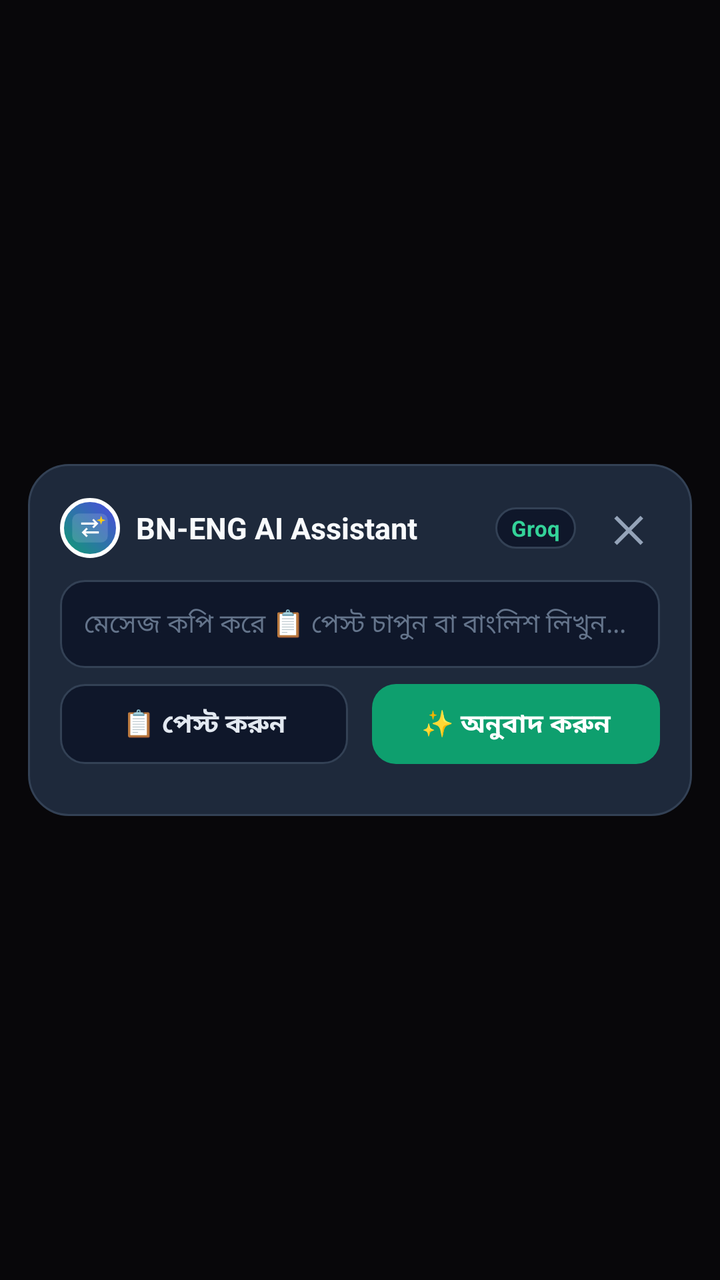
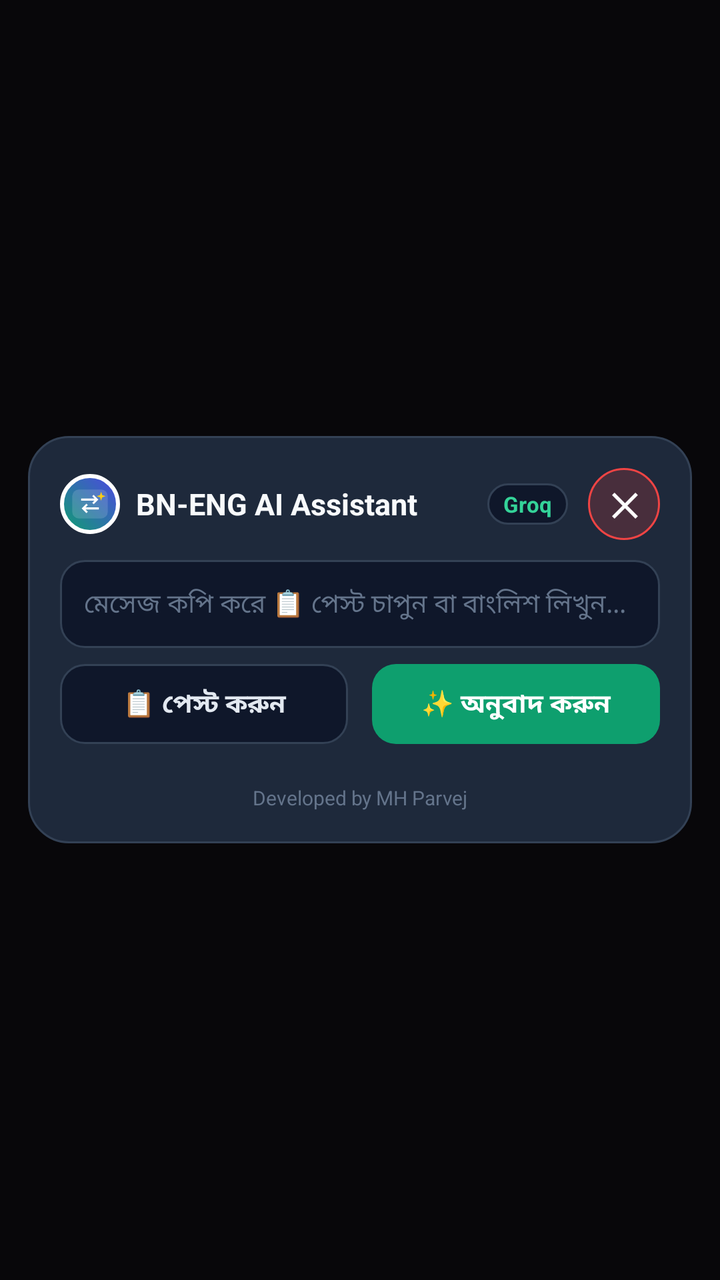

Screens rendered from an Android XML layout before and after an edit, with the pre-edit source and the edit as a unified diff.
<!-- AndroidManifest.xml: application theme Theme.BnEngAssistant -->
<!-- res/layout/overlay_translator_sheet.xml -->
<?xml version="1.0" encoding="utf-8"?>
<FrameLayout xmlns:android="http://schemas.android.com/apk/res/android"
    android:id="@+id/overlayBackdrop"
    android:layout_width="match_parent"
    android:layout_height="match_parent"
    android:background="#99000000"
    android:padding="14dp">

    <LinearLayout
        android:id="@+id/overlayCard"
        android:layout_width="match_parent"
        android:layout_height="wrap_content"
        android:layout_gravity="center"
        android:background="@drawable/overlay_card_bg"
        android:clickable="true"
        android:focusable="true"
        android:orientation="vertical"
        android:padding="16dp">

        
        <LinearLayout
            android:layout_width="match_parent"
            android:layout_height="wrap_content"
            android:gravity="center_vertical"
            android:orientation="horizontal"
            android:layout_marginBottom="10dp">

            <FrameLayout
                android:layout_width="30dp"
                android:layout_height="30dp"
                android:layout_marginEnd="8dp"
                android:background="@drawable/rounded_brand_bg">
                <ImageView
                    android:layout_width="30dp"
                    android:layout_height="30dp"
                    android:layout_gravity="center"
                    android:contentDescription="BN-ENG Logo"
                    android:scaleType="centerInside"
                    android:src="@drawable/ic_launcher_foreground" />
            </FrameLayout>

            <TextView
                android:layout_width="0dp"
                android:layout_height="wrap_content"
                android:layout_weight="1"
                android:text="BN-ENG AI Assistant"
                android:textColor="#F8FAFC"
                android:textSize="15sp"
                android:textStyle="bold" />

            <TextView
                android:id="@+id/tvProviderBadge"
                android:layout_width="wrap_content"
                android:layout_height="wrap_content"
                android:layout_marginEnd="10dp"
                android:background="@drawable/overlay_input_bg"
                android:paddingHorizontal="8dp"
                android:paddingVertical="3dp"
                android:text="Groq"
                android:textColor="#34D399"
                android:textSize="11sp"
                android:textStyle="bold" />

            <TextView
                android:id="@+id/btnOverlayClose"
                android:layout_width="32dp"
                android:layout_height="32dp"
                android:gravity="center"
                android:text="✕"
                android:textColor="#94A3B8"
                android:textSize="18sp"
                android:textStyle="bold" />
        </LinearLayout>

        
        <EditText
            android:id="@+id/etOverlayInput"
            android:layout_width="match_parent"
            android:layout_height="wrap_content"
            android:background="@drawable/overlay_input_bg"
            android:hint="মেসেজ কপি করে 📋 পেস্ট চাপুন বা বাংলিশ লিখুন..."
            android:maxLines="3"
            android:minHeight="44dp"
            android:paddingHorizontal="12dp"
            android:paddingVertical="10dp"
            android:textColor="#F8FAFC"
            android:textColorHint="#64748B"
            android:textSize="13sp" />

        
        <LinearLayout
            android:layout_width="match_parent"
            android:layout_height="wrap_content"
            android:layout_marginTop="8dp"
            android:layout_marginBottom="10dp"
            android:orientation="horizontal">

            <TextView
                android:id="@+id/btnOverlayPaste"
                android:layout_width="0dp"
                android:layout_height="40dp"
                android:layout_marginEnd="6dp"
                android:layout_weight="1"
                android:background="@drawable/overlay_input_bg"
                android:clickable="true"
                android:focusable="true"
                android:gravity="center"
                android:text="📋 পেস্ট করুন"
                android:textColor="#E2E8F0"
                android:textSize="13sp"
                android:textStyle="bold" />

            <TextView
                android:id="@+id/btnOverlayTranslate"
                android:layout_width="0dp"
                android:layout_height="40dp"
                android:layout_marginStart="6dp"
                android:layout_weight="1"
                android:background="@drawable/overlay_primary_btn_bg"
                android:clickable="true"
                android:focusable="true"
                android:gravity="center"
                android:text="✨ অনুবাদ করুন"
                android:textColor="#FFFFFF"
                android:textSize="13sp"
                android:textStyle="bold" />
        </LinearLayout>

        
        <LinearLayout
            android:id="@+id/layoutOverlayLoading"
            android:layout_width="match_parent"
            android:layout_height="wrap_content"
            android:gravity="center"
            android:orientation="horizontal"
            android:paddingVertical="16dp"
            android:visibility="gone">

            <ProgressBar
                android:layout_width="24dp"
                android:layout_height="24dp"
                android:indeterminateTint="#10B981" />

            <TextView
                android:layout_width="wrap_content"
                android:layout_height="wrap_content"
                android:layout_marginStart="10dp"
                android:text="AI অনুবাদ তৈরি করছে..."
                android:textColor="#94A3B8"
                android:textSize="13sp" />
        </LinearLayout>

        
        <TextView
            android:id="@+id/tvOverlayError"
            android:layout_width="match_parent"
            android:layout_height="wrap_content"
            android:background="#33EF4444"
            android:padding="10dp"
            android:textColor="#FCA5A5"
            android:textSize="12sp"
            android:visibility="gone" />

        
        <ScrollView
            android:id="@+id/scrollOverlayResult"
            android:layout_width="match_parent"
            android:layout_height="wrap_content"
            android:visibility="gone">

            <LinearLayout
                android:layout_width="match_parent"
                android:layout_height="wrap_content"
                android:orientation="vertical">

                <TextView
                    android:id="@+id/tvOverlayHeaderLabel"
                    android:layout_width="wrap_content"
                    android:layout_height="wrap_content"
                    android:text="বাংলা অর্থ:"
                    android:textColor="#34D399"
                    android:textSize="11sp"
                    android:textStyle="bold" />

                <TextView
                    android:id="@+id/tvOverlayMeaning"
                    android:layout_width="match_parent"
                    android:layout_height="wrap_content"
                    android:layout_marginTop="4dp"
                    android:layout_marginBottom="10dp"
                    android:lineSpacingExtra="2dp"
                    android:textColor="#F8FAFC"
                    android:textSize="14sp" />

                <TextView
                    android:id="@+id/tvOverlayRepliesLabel"
                    android:layout_width="wrap_content"
                    android:layout_height="wrap_content"
                    android:layout_marginBottom="6dp"
                    android:text="যেকোনো রিপ্লাই ট্যাপ করলে কপি ও রিপ্লেস হবে:"
                    android:textColor="#94A3B8"
                    android:textSize="11sp" />

                <TextView
                    android:id="@+id/btnOverlayCasual"
                    android:layout_width="match_parent"
                    android:layout_height="wrap_content"
                    android:layout_marginBottom="6dp"
                    android:background="@drawable/overlay_reply_btn_bg"
                    android:padding="10dp"
                    android:textColor="#F8FAFC"
                    android:textSize="13sp" />

                <TextView
                    android:id="@+id/btnOverlayProfessional"
                    android:layout_width="match_parent"
                    android:layout_height="wrap_content"
                    android:layout_marginBottom="6dp"
                    android:background="@drawable/overlay_reply_btn_bg"
                    android:padding="10dp"
                    android:textColor="#F8FAFC"
                    android:textSize="13sp" />

                <TextView
                    android:id="@+id/btnOverlayPolite"
                    android:layout_width="match_parent"
                    android:layout_height="wrap_content"
                    android:layout_marginBottom="6dp"
                    android:background="@drawable/overlay_reply_btn_bg"
                    android:padding="10dp"
                    android:textColor="#F8FAFC"
                    android:textSize="13sp" />

                <TextView
                    android:id="@+id/btnOverlayConcise"
                    android:layout_width="match_parent"
                    android:layout_height="wrap_content"
                    android:background="@drawable/overlay_reply_btn_bg"
                    android:padding="10dp"
                    android:textColor="#F8FAFC"
                    android:textSize="13sp" />
            </LinearLayout>
        </ScrollView>
    </LinearLayout>
</FrameLayout>
<!-- resources referenced by this layout -->
<resources>
  <!-- drawable ic_launcher_foreground (drawable) -->
  <?xml version="1.0" encoding="utf-8"?>
  <vector xmlns:android="http://schemas.android.com/apk/res/android"
      android:width="108dp"
      android:height="108dp"
      android:viewportWidth="108"
      android:viewportHeight="108">
  
      
      <path
          android:fillColor="#25FFFFFF"
          android:pathData="M34,28h40a12,12 0 0,1 12,12v28a12,12 0 0,1 -12,12h-40a12,12 0 0,1 -12,-12v-28a12,12 0 0,1 12,-12z" />
  
      
      <path
          android:fillColor="#FFFFFF"
          android:pathData="M38,44h24l-4,-4l2.5,-2.5l8.5,8.5l-8.5,8.5l-2.5,-2.5l4,-4h-24z" />
  
      
      <path
          android:fillColor="#FFFFFF"
          android:pathData="M70,64h-24l4,4l-2.5,2.5l-8.5,-8.5l8.5,-8.5l2.5,2.5l-4,4h24z" />
  
      
      <path
          android:fillColor="#FACC15"
          android:pathData="M74,32L76,38L82,40L76,42L74,48L72,42L66,40L72,38Z" />
  
  </vector>
  <!-- drawable overlay_card_bg (drawable) -->
  <?xml version="1.0" encoding="utf-8"?>
  <shape xmlns:android="http://schemas.android.com/apk/res/android"
      android:shape="rectangle">
      <solid android:color="#1E293B" />
      <corners android:radius="20dp" />
      <stroke android:width="1dp" android:color="#334155" />
  </shape>
  <!-- drawable overlay_input_bg (drawable) -->
  <?xml version="1.0" encoding="utf-8"?>
  <shape xmlns:android="http://schemas.android.com/apk/res/android"
      android:shape="rectangle">
      <solid android:color="#0F172A" />
      <corners android:radius="12dp" />
      <stroke android:width="1dp" android:color="#334155" />
  </shape>
  <!-- drawable overlay_primary_btn_bg (drawable) -->
  <?xml version="1.0" encoding="utf-8"?>
  <shape xmlns:android="http://schemas.android.com/apk/res/android"
      android:shape="rectangle">
      <solid android:color="#0E9F6E" />
      <corners android:radius="12dp" />
  </shape>
  <!-- drawable overlay_reply_btn_bg (drawable) -->
  <?xml version="1.0" encoding="utf-8"?>
  <shape xmlns:android="http://schemas.android.com/apk/res/android"
      android:shape="rectangle">
      <solid android:color="#0F172A" />
      <corners android:radius="12dp" />
      <stroke android:width="1dp" android:color="#0E9F6E" />
  </shape>
  <!-- drawable rounded_brand_bg (drawable) -->
  <?xml version="1.0" encoding="utf-8"?>
  <shape xmlns:android="http://schemas.android.com/apk/res/android"
      android:shape="oval">
      <gradient
          android:startColor="#0E9F6E"
          android:endColor="#4F46E5"
          android:angle="45" />
      <stroke
          android:width="2dp"
          android:color="#FFFFFF" />
  </shape>
  <style name="Theme.BnEngAssistant" parent="Theme.Material3.Dark.NoActionBar">
          <item name="colorPrimary">@color/primary</item>
          <item name="colorSecondary">@color/accent</item>
          <item name="android:statusBarColor">@color/background</item>
          <item name="android:navigationBarColor">@color/background</item>
      </style>
  <color name="primary">#0E9F6E</color>
  <color name="accent">#4F46E5</color>
  <color name="background">#0F172A</color>
</resources>

<!-- the commit's change to res/layout/overlay_translator_sheet.xml (unified diff, before → after) -->
@@ -63,12 +63,15 @@
 
             <TextView
                 android:id="@+id/btnOverlayClose"
-                android:layout_width="32dp"
-                android:layout_height="32dp"
+                android:layout_width="36dp"
+                android:layout_height="36dp"
+                android:background="@drawable/overlay_close_btn_bg"
+                android:clickable="true"
+                android:focusable="true"
                 android:gravity="center"
                 android:text="✕"
-                android:textColor="#94A3B8"
-                android:textSize="18sp"
+                android:textColor="#FFFFFF"
+                android:textSize="16sp"
                 android:textStyle="bold" />
         </LinearLayout>
 
@@ -241,5 +244,14 @@
                     android:textSize="13sp" />
             </LinearLayout>
         </ScrollView>
+
+        <TextView
+            android:layout_width="match_parent"
+            android:layout_height="wrap_content"
+            android:layout_marginTop="10dp"
+            android:gravity="center"
+            android:text="Developed by MH Parvej"
+            android:textColor="#64748B"
+            android:textSize="10sp" />
     </LinearLayout>
 </FrameLayout>
<!-- resource entries referenced after the edit -->
@@ -36,6 +36,13 @@
       <solid android:color="#1E293B" />
       <corners android:radius="20dp" />
       <stroke android:width="1dp" android:color="#334155" />
+  </shape>
+  <!-- drawable overlay_close_btn_bg (drawable) -->
+  <?xml version="1.0" encoding="utf-8"?>
+  <shape xmlns:android="http://schemas.android.com/apk/res/android"
+      android:shape="oval">
+      <solid android:color="#33EF4444" />
+      <stroke android:width="1dp" android:color="#EF4444" />
   </shape>
   <!-- drawable overlay_input_bg (drawable) -->
   <?xml version="1.0" encoding="utf-8"?>
